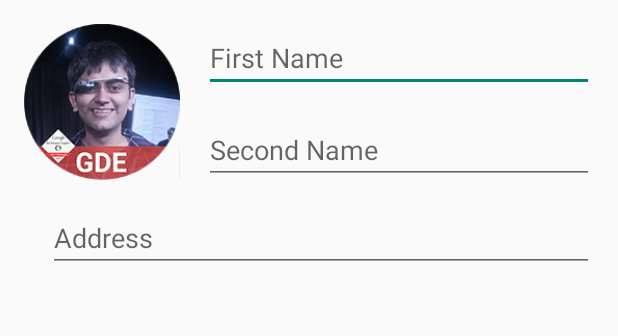
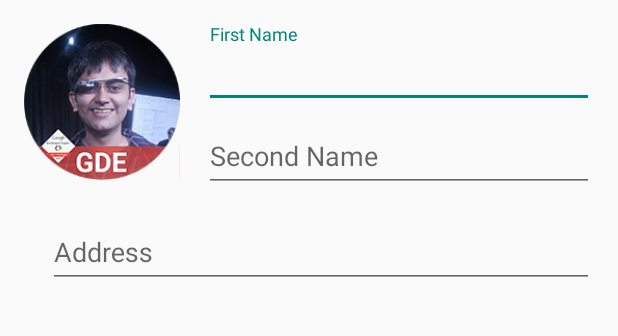
Before and after one commit to raveeshbhalla/SupportLibraryCodelabs, an Android app: the screen it shows after launch (MainActivity), on a phone screen of 412 x 824 dp, the part 84-420 px from its top. Run offline under Robolectric (Android 15) with nearby library versions, the phone set to English and light mode, and no system bars; plain views replace ImageView.

Commit message:
Added TextInputLayout

```diff
--- a/app/src/main/AndroidManifest.xml
+++ b/app/src/main/AndroidManifest.xml
@@ -10,7 +10,7 @@
         <activity
             android:name=".MainActivity"
             android:label="@string/app_name"
-            android:windowSoftInputMode="adjustResize">
+            android:windowSoftInputMode="stateHidden|adjustResize">
             <intent-filter>
                 <action android:name="android.intent.action.MAIN" />
 
--- a/app/src/main/java/in/raveesh/supportlibrarycodelabs/MainActivity.java
+++ b/app/src/main/java/in/raveesh/supportlibrarycodelabs/MainActivity.java
@@ -90,8 +90,6 @@ public class MainActivity extends AppCompatActivity {
         firstName.addTextChangedListener(textWatcher);
         surName.addTextChangedListener(textWatcher);
         address.addTextChangedListener(textWatcher);
-
-        this.getWindow().setSoftInputMode(WindowManager.LayoutParams.SOFT_INPUT_STATE_ALWAYS_HIDDEN);
     }
 
     private void storeValues() {
--- a/app/src/main/res/layout/activity_main.xml
+++ b/app/src/main/res/layout/activity_main.xml
@@ -24,43 +24,63 @@
             android:layout_height="match_parent"
             android:layout_below="@+id/toolbar"
             android:layout_margin="@dimen/activity_vertical_margin">
+
             <ImageView
                 android:id="@+id/profile"
                 android:layout_width="@dimen/profile_photo_size"
                 android:layout_height="@dimen/profile_photo_size"
-                android:src="@drawable/photo"/>
-            <EditText
-                android:layout_marginLeft="@dimen/activity_vertical_margin"
-                android:id="@+id/firstName"
+                android:src="@drawable/photo" />
+
+            <android.support.design.widget.TextInputLayout
+                android:id="@+id/firstNameLayout"
                 android:layout_width="match_parent"
                 android:layout_height="wrap_content"
-                android:layout_toRightOf="@+id/profile"
-                android:hint="@string/first_name"/>
-            <EditText
                 android:layout_marginLeft="@dimen/activity_vertical_margin"
-                android:id="@+id/surName"
-                android:layout_below="@+id/firstName"
-                android:layout_marginTop="@dimen/activity_vertical_margin"
+                android:layout_toRightOf="@+id/profile">
+
+                <EditText
+                    android:id="@+id/firstName"
+                    android:layout_width="match_parent"
+                    android:layout_height="wrap_content"
+                    android:hint="@string/first_name" />
+            </android.support.design.widget.TextInputLayout>
+
+            <android.support.design.widget.TextInputLayout
                 android:layout_width="match_parent"
                 android:layout_height="wrap_content"
-                android:layout_toRightOf="@+id/profile"
-                android:hint="@string/second_name"/>
-            <EditText
+                android:layout_below="@+id/firstNameLayout"
                 android:layout_marginLeft="@dimen/activity_vertical_margin"
-                android:id="@+id/address"
-                android:layout_below="@+id/profile"
-                android:layout_marginTop="@dimen/activity_vertical_margin"
+                android:layout_toRightOf="@+id/profile">
+
+                <EditText
+                    android:id="@+id/surName"
+                    android:layout_width="match_parent"
+                    android:layout_height="wrap_content"
+                    android:hint="@string/second_name" />
+            </android.support.design.widget.TextInputLayout>
+
+            <android.support.design.widget.TextInputLayout
                 android:layout_width="match_parent"
                 android:layout_height="wrap_content"
-                android:hint="@string/address"/>
+                android:layout_below="@+id/profile"
+                android:layout_marginLeft="@dimen/activity_vertical_margin"
+                android:layout_marginTop="@dimen/activity_vertical_margin">
+
+                <EditText
+                    android:id="@+id/address"
+                    android:layout_width="match_parent"
+                    android:layout_height="wrap_content"
+                    android:hint="@string/address" />
+            </android.support.design.widget.TextInputLayout>
+
             <android.support.design.widget.FloatingActionButton
                 android:id="@+id/fab"
-                app:fabSize="normal"
                 android:layout_width="wrap_content"
                 android:layout_height="wrap_content"
                 android:layout_alignParentBottom="true"
                 android:layout_alignParentRight="true"
-                android:src="@drawable/ic_check"/>
+                android:src="@drawable/ic_check"
+                app:fabSize="normal" />
         </RelativeLayout>
     </RelativeLayout>
 
@@ -96,15 +116,17 @@
                     android:layout_width="@dimen/left_drawer_icon"
                     android:layout_height="@dimen/left_drawer_icon"
                     android:src="@drawable/ic_favorite"
-                    app:paint="@color/primary_text_default_material_light"/>
+                    app:paint="@color/primary_text_default_material_light" />
+
                 <TextView
                     android:layout_width="wrap_content"
                     android:layout_height="wrap_content"
                     android:layout_marginLeft="@dimen/drawer_label_left_margin"
                     android:text="Favorites"
-                    android:textColor="@color/primary_text_default_material_light"/>
+                    android:textColor="@color/primary_text_default_material_light" />
             </LinearLayout>
         </FrameLayout>
+
         <FrameLayout
             android:layout_width="match_parent"
             android:layout_height="wrap_content"
@@ -122,15 +144,17 @@
                     android:layout_width="@dimen/left_drawer_icon"
                     android:layout_height="@dimen/left_drawer_icon"
                     android:src="@drawable/ic_email"
-                    app:paint="@color/primary_text_default_material_light"/>
+                    app:paint="@color/primary_text_default_material_light" />
+
                 <TextView
                     android:layout_width="wrap_content"
                     android:layout_height="wrap_content"
                     android:layout_marginLeft="@dimen/drawer_label_left_margin"
                     android:text="Email"
-                    android:textColor="@color/primary_text_default_material_light"/>
+                    android:textColor="@color/primary_text_default_material_light" />
             </LinearLayout>
         </FrameLayout>
+
         <FrameLayout
             android:layout_width="match_parent"
             android:layout_height="wrap_content"
@@ -148,13 +172,14 @@
                     android:layout_width="@dimen/left_drawer_icon"
                     android:layout_height="@dimen/left_drawer_icon"
                     android:src="@drawable/ic_call"
-                    app:paint="@color/primary_text_default_material_light"/>
+                    app:paint="@color/primary_text_default_material_light" />
+
                 <TextView
                     android:layout_width="wrap_content"
                     android:layout_height="wrap_content"
                     android:layout_marginLeft="@dimen/drawer_label_left_margin"
                     android:text="Phone"
-                    android:textColor="@color/primary_text_default_material_light"/>
+                    android:textColor="@color/primary_text_default_material_light" />
             </LinearLayout>
         </FrameLayout>
 
```
